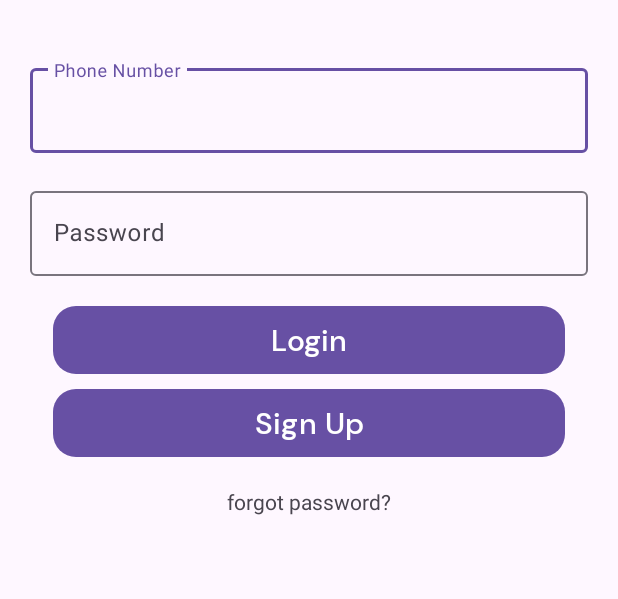
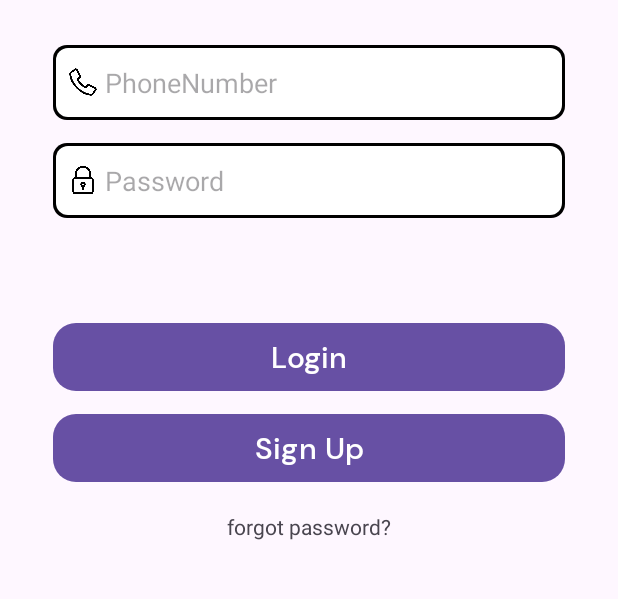
Before and after one commit to OpenSwCompetition/SafeGuard_Android, an Android app: the screen it shows after launch (LoginActivity), on a phone screen of 412 x 824 dp, the part 409-1008 px from its top. Run offline under Robolectric (Android 15) with nearby library versions, the phone set to English and light mode, and no system bars; our stand-ins replace Firebase (no records; nobody signed in at launch, a user with empty details on screens opened directly), data binding.

Commit message:
Update activity_login.xml : 로그인 UI 수정

```diff
--- a/app/src/main/res/layout/activity_login.xml
+++ b/app/src/main/res/layout/activity_login.xml
@@ -6,8 +6,8 @@
         android:layout_width="match_parent"
         android:layout_height="match_parent"
         tools:context=".ui.login.LoginActivity"
-        android:paddingStart="20dp"
-        android:paddingEnd="20dp">
+        android:paddingStart="35dp"
+        android:paddingEnd="35dp">
         <TextView
             android:id="@+id/titleText"
             android:layout_width="wrap_content"
@@ -30,39 +30,33 @@
             android:layout_marginTop="30dp"
             android:src="@drawable/logo"/>
 
-        <com.google.android.material.textfield.TextInputLayout
-            style="@style/Widget.Material3.TextInputLayout.OutlinedBox"
-            android:id="@+id/phoneNumber"
-            android:layout_width="match_parent"
-            android:layout_height="wrap_content"
+        <EditText
+            android:id="@+id/id"
+            android:layout_width="0dp"
+            android:layout_height="50dp"
             app:layout_constraintStart_toStartOf="parent"
             app:layout_constraintEnd_toEndOf="parent"
             app:layout_constraintTop_toBottomOf="@+id/logoImage"
-            android:layout_marginTop="40dp"
-            android:hint="Phone Number">
-            <com.google.android.material.textfield.TextInputEditText
-                android:id="@+id/phoneNumberText"
-                android:layout_width="match_parent"
-                android:layout_height="wrap_content"
-                android:inputType="phone"/>
-        </com.google.android.material.textfield.TextInputLayout>
+            android:layout_marginTop="30dp"
+            android:background="@drawable/edittext_bg"
+            android:inputType="number"
+            android:paddingStart="10dp"
+            android:hint="PhoneNumber"
+            android:drawableStart="@drawable/phone"/>
 
-        <com.google.android.material.textfield.TextInputLayout
-            style="@style/Widget.Material3.TextInputLayout.OutlinedBox"
+        <EditText
             android:id="@+id/password"
-            android:layout_width="match_parent"
-            android:layout_height="wrap_content"
+            android:layout_width="0dp"
+            android:layout_height="50dp"
             app:layout_constraintStart_toStartOf="parent"
             app:layout_constraintEnd_toEndOf="parent"
-            app:layout_constraintTop_toBottomOf="@+id/phoneNumber"
-            android:layout_marginTop="20dp"
-            android:hint="Password">
-            <com.google.android.material.textfield.TextInputEditText
-                android:layout_width="match_parent"
-                android:layout_height="wrap_content"
-                android:inputType="textPassword"/>
-        </com.google.android.material.textfield.TextInputLayout>
-
+            app:layout_constraintTop_toBottomOf="@+id/id"
+            android:layout_marginTop="15dp"
+            android:background="@drawable/edittext_bg"
+            android:inputType="textPassword"
+            android:paddingStart="10dp"
+            android:hint="Password"
+            android:drawableStart="@drawable/password"/>
 
         <Button
             android:id="@+id/loginButton"
@@ -72,16 +66,14 @@
             app:layout_constraintEnd_toEndOf="parent"
             app:layout_constraintBottom_toTopOf="@id/signUpButton"
             app:layout_constraintTop_toBottomOf="@+id/password"
-            android:layout_marginBottom="10dp"
-            android:layout_marginStart="15dp"
-            android:layout_marginEnd="15dp"
-            android:layout_marginTop="20dp"
+            android:layout_marginBottom="15dp"
+            android:layout_marginTop="70dp"
             style="@style/medium"
             android:text="Login"
             android:textColor="@color/white"
             android:textSize="20sp"
             android:background="@drawable/round_background"
-            android:backgroundTint="#2E68E4"/>
+            android:backgroundTint="#000000"/>
 
         <Button
             android:id="@+id/signUpButton"
@@ -91,13 +83,11 @@
             app:layout_constraintEnd_toEndOf="parent"
             app:layout_constraintBottom_toTopOf="@+id/findPassword"
             android:layout_marginBottom="10dp"
-            android:layout_marginStart="15dp"
-            android:layout_marginEnd="15dp"
             style="@style/medium"
             android:text="Sign Up"
             android:textColor="@color/white"
             android:textSize="20sp"
-            android:backgroundTint="#2E68E4"
+            android:backgroundTint="#000000"
             android:background="@drawable/round_background"/>
 
         <TextView
```
